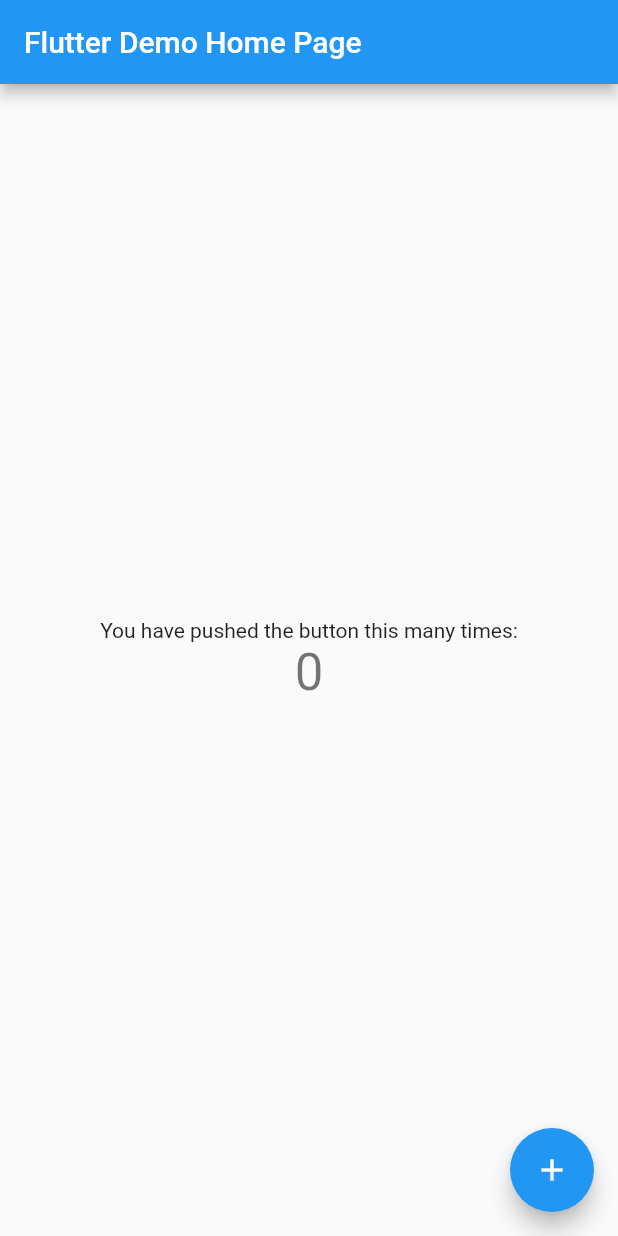
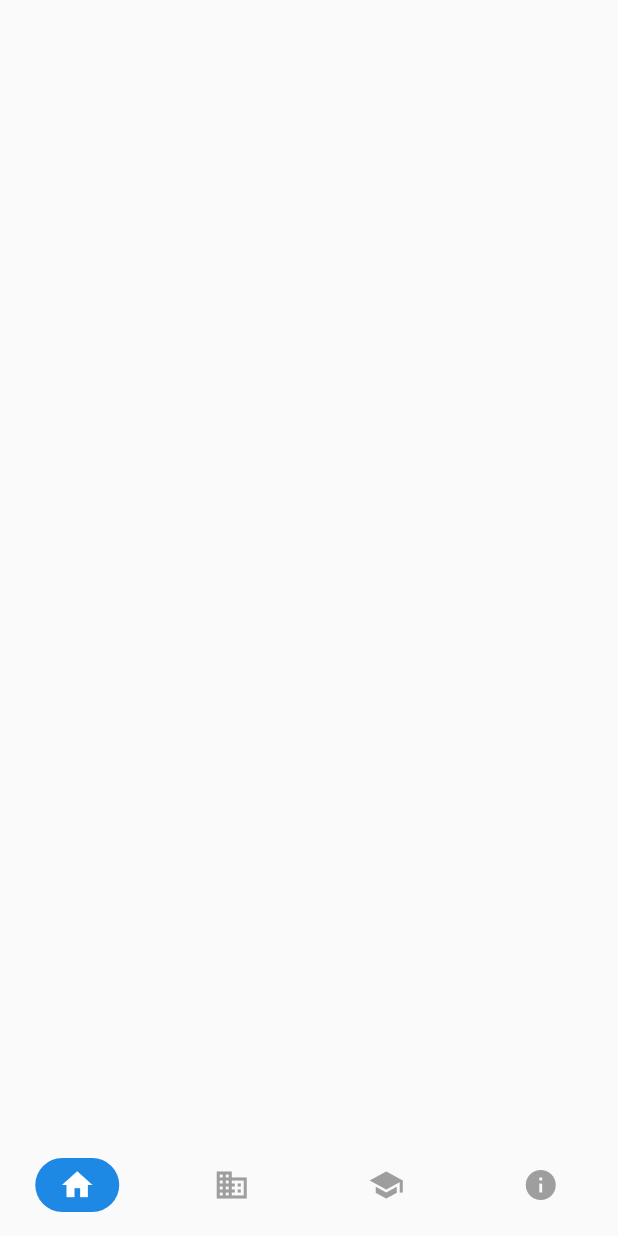
Before and after one commit to suljevicsemir/covid_19_tracker, a Flutter app: the screen it shows after launch, on a phone screen of 412 x 824 dp. Run offline on Flutter 3.47's test engine with Material 2 defaults, Android fonts, the phone set to English and light mode, and no system bars.

Commit message:
1. Komit: dodan Bottom Navigation Bar

```diff
--- /dev/null
+++ b/lib/home.dart
@@ -0,0 +1,84 @@
+import 'package:covid_19_tracker/TabItem.dart';
+import 'package:flutter/cupertino.dart';
+import 'package:flutter/material.dart';
+class Home extends StatefulWidget {
+  @override
+  _HomeState createState() => _HomeState();
+}
+
+class _HomeState extends State<Home> {
+
+  int _selectedPosition = 0;
+
+  @override
+  Widget build(BuildContext context) {
+    return Scaffold(
+      bottomNavigationBar: _buildBottomAppBar(),
+
+    );
+  }
+
+  _buildBottomAppBar() {
+    return BottomNavigationBar(
+      type: BottomNavigationBarType.fixed,
+      selectedItemColor: Colors.white,
+      unselectedItemColor: Colors.grey,
+      currentIndex: _selectedPosition,
+      showSelectedLabels: false,
+      showUnselectedLabels: false,
+      elevation: 0.0,
+      items: <BottomNavigationBarItem>[
+        BottomNavigationBarItem(
+            icon: Container(
+              padding: EdgeInsets.symmetric(vertical: 6.0, horizontal: 16.0),
+              decoration: BoxDecoration(
+                color: _selectedPosition == 0 ? Colors.blue[600]: Colors.transparent,
+                borderRadius: BorderRadius.circular(20.0)
+              ),
+              child: Icon(Icons.home),
+            ),
+            title: Text('Home'),
+        ),
+        BottomNavigationBarItem(
+          icon: Container(
+            padding: EdgeInsets.symmetric(vertical: 6.0, horizontal: 16.0),
+            decoration: BoxDecoration(
+                color: _selectedPosition == 1 ? Colors.blue[600]: Colors.transparent,
+                borderRadius: BorderRadius.circular(20.0)
+            ),
+            child: Icon(Icons.business),
+          ),
+          title: Text('Home'),
+        ),
+        BottomNavigationBarItem(
+          icon: Container(
+            padding: EdgeInsets.symmetric(vertical: 6.0, horizontal: 16.0),
+            decoration: BoxDecoration(
+                color: _selectedPosition == 2 ? Colors.blue[600]: Colors.transparent,
+                borderRadius: BorderRadius.circular(20.0)
+            ),
+            child: Icon(Icons.school),
+          ),
+          title: Text('Home'),
+        ),
+        BottomNavigationBarItem(
+          icon: Container(
+            padding: EdgeInsets.symmetric(vertical: 6.0, horizontal: 16.0),
+            decoration: BoxDecoration(
+                color: _selectedPosition == 3 ? Colors.blue[600]: Colors.transparent,
+                borderRadius: BorderRadius.circular(20.0)
+            ),
+            child: Icon(Icons.info),
+          ),
+          title: Text('Home'),
+        )
+      ],
+      onTap: (index) {
+        setState(() {
+          _selectedPosition = index;
+        });
+      },
+    );
+  }
+
+}
--- a/lib/main.dart
+++ b/lib/main.dart
@@ -1,117 +1,8 @@
+import 'package:covid_19_tracker/home.dart';
 import 'package:flutter/material.dart';
 
 void main() {
-  runApp(MyApp());
+  runApp(MaterialApp(
+    home: Home(),
+  ));
 }
-
-class MyApp extends StatelessWidget {
-  // This widget is the root of your application.
-  @override
-  Widget build(BuildContext context) {
-    return MaterialApp(
-      title: 'Flutter Demo',
-      theme: ThemeData(
-        // This is the theme of your application.
-        //
-        // Try running your application with "flutter run". You'll see the
-        // application has a blue toolbar. Then, without quitting the app, try
-        // changing the primarySwatch below to Colors.green and then invoke
-        // "hot reload" (press "r" in the console where you ran "flutter run",
-        // or simply save your changes to "hot reload" in a Flutter IDE).
-        // Notice that the counter didn't reset back to zero; the application
-        // is not restarted.
-        primarySwatch: Colors.blue,
-        // This makes the visual density adapt to the platform that you run
-        // the app on. For desktop platforms, the controls will be smaller and
-        // closer together (more dense) than on mobile platforms.
-        visualDensity: VisualDensity.adaptivePlatformDensity,
-      ),
-      home: MyHomePage(title: 'Flutter Demo Home Page'),
-    );
-  }
-}
-
-class MyHomePage extends StatefulWidget {
-  MyHomePage({Key key, this.title}) : super(key: key);
-
-  // This widget is the home page of your application. It is stateful, meaning
-  // that it has a State object (defined below) that contains fields that affect
-  // how it looks.
-
-  // This class is the configuration for the state. It holds the values (in this
-  // case the title) provided by the parent (in this case the App widget) and
-  // used by the build method of the State. Fields in a Widget subclass are
-  // always marked "final".
-
-  final String title;
-
-  @override
-  _MyHomePageState createState() => _MyHomePageState();
-}
-
-class _MyHomePageState extends State<MyHomePage> {
-  int _counter = 0;
-
-  void _incrementCounter() {
-    setState(() {
-      // This call to setState tells the Flutter framework that something has
-      // changed in this State, which causes it to rerun the build method below
-      // so that the display can reflect the updated values. If we changed
-      // _counter without calling setState(), then the build method would not be
-      // called again, and so nothing would appear to happen.
-      _counter++;
-    });
-  }
-
-  @override
-  Widget build(BuildContext context) {
-    // This method is rerun every time setState is called, for instance as done
-    // by the _incrementCounter method above.
-    //
-    // The Flutter framework has been optimized to make rerunning build methods
-    // fast, so that you can just rebuild anything that needs updating rather
-    // than having to individually change instances of widgets.
-    return Scaffold(
-      appBar: AppBar(
-        // Here we take the value from the MyHomePage object that was created by
-        // the App.build method, and use it to set our appbar title.
-        title: Text(widget.title),
-      ),
-      body: Center(
-        // Center is a layout widget. It takes a single child and positions it
-        // in the middle of the parent.
-        child: Column(
-          // Column is also a layout widget. It takes a list of children and
-          // arranges them vertically. By default, it sizes itself to fit its
-          // children horizontally, and tries to be as tall as its parent.
-          //
-          // Invoke "debug painting" (press "p" in the console, choose the
-          // "Toggle Debug Paint" action from the Flutter Inspector in Android
-          // Studio, or the "Toggle Debug Paint" command in Visual Studio Code)
-          // to see the wireframe for each widget.
-          //
-          // Column has various properties to control how it sizes itself and
-          // how it positions its children. Here we use mainAxisAlignment to
-          // center the children vertically; the main axis here is the vertical
-          // axis because Columns are vertical (the cross axis would be
-          // horizontal).
-          mainAxisAlignment: MainAxisAlignment.center,
-          children: <Widget>[
-            Text(
-              'You have pushed the button this many times:',
-            ),
-            Text(
-              '$_counter',
-              style: Theme.of(context).textTheme.headline4,
-            ),
-          ],
-        ),
-      ),
-      floatingActionButton: FloatingActionButton(
-        onPressed: _incrementCounter,
-        tooltip: 'Increment',
-        child: Icon(Icons.add),
-      ), // This trailing comma makes auto-formatting nicer for build methods.
-    );
-  }
-}
```
Also changed, not shown: lib/TabItem.dart (added, +37 -0 lines), 1 other file.
